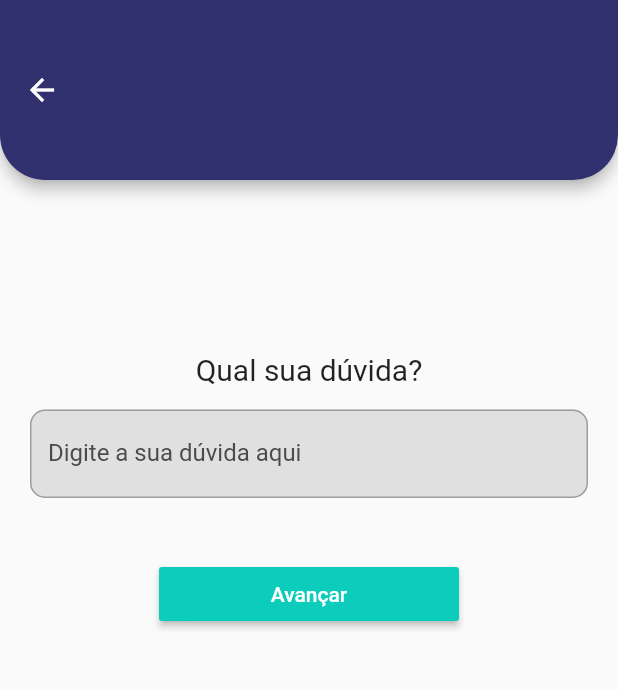
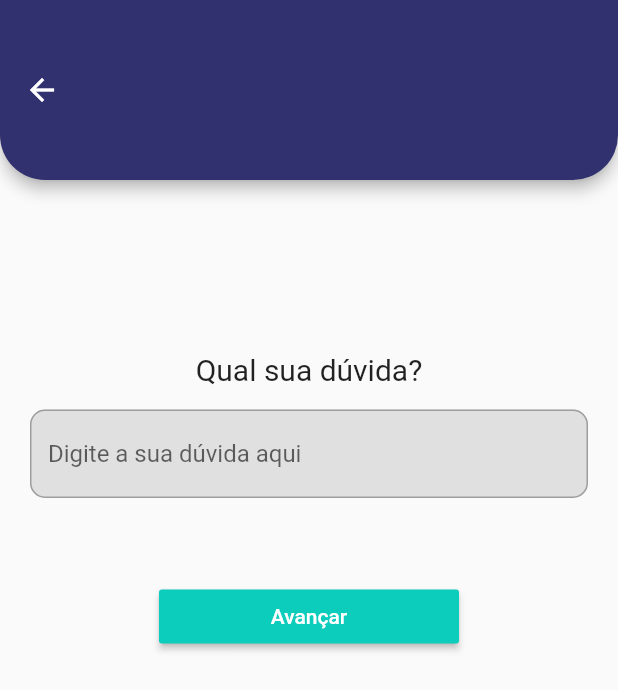
Before and after one commit to nathaliacm/Haub, a Flutter app: the MyQuestionPage screen opened directly, on a phone screen of 412 x 824 dp. Shown: the top 690 px of the screen. Run offline on Flutter 3.47's test engine with Material 2 defaults, Android fonts, the phone set to English and light mode, and no system bars; our stand-ins replace cloud_firestore, firebase_auth, firebase_core, google_sign_in; accounts and stored records are empty.

```diff
--- /dev/null
+++ b/haub/lib/models/daubtClass.dart
@@ -0,0 +1,7 @@
+class Daubt{
+  String daubtText;
+  String daubtArea;
+  String daubtLevel;
+  bool sendDatabase;
+  Daubt([this.daubtText,this.daubtArea, this.daubtLevel, this.sendDatabase]);
+}
--- a/haub/lib/models/raisedButton.dart
+++ b/haub/lib/models/raisedButton.dart
@@ -2,9 +2,10 @@ import 'package:flutter/material.dart';
 import 'package:haub/models/colorPalette.dart';
 
 class MyRaisedButton extends StatelessWidget{
-  MyRaisedButton(this.click, this.text);
+  MyRaisedButton(this.click, this.text,[this.item]);
   final Function click;
   final String text;
+  final String item;
 
   @override
   Widget build(BuildContext context) {
--- a/haub/lib/view/add_question/question_page.dart
+++ b/haub/lib/view/add_question/question_page.dart
@@ -1,11 +1,15 @@
 import 'package:flutter/material.dart';
 import 'package:haub/models/appBar.dart';
 import 'package:haub/models/colorPalette.dart';
+import 'package:haub/models/daubtClass.dart';
 import 'package:haub/models/raisedButton.dart';
 import 'doubt_area.dart';
 
 class MyQuestionPage extends StatelessWidget {
   MyQuestionPage({Key key}) : super(key: key);
+
+  Daubt questionStatus = Daubt();
+  final mytextController = TextEditingController();
 
   @override
   Widget build(BuildContext context) {
@@ -25,6 +29,7 @@ class MyQuestionPage extends StatelessWidget {
                 ),
               ),
               TextField(
+                controller: mytextController,
                 keyboardType: TextInputType.multiline,
                 maxLines: null,
                 decoration: InputDecoration(
@@ -32,16 +37,21 @@ class MyQuestionPage extends StatelessWidget {
                     borderSide: BorderSide(color: Colors.grey),
                     borderRadius: BorderRadius.all(Radius.circular(10)),
                   ),
-                  labelText: "Digite a sua dúvida aqui",
+                  hintText: "Digite a sua dúvida aqui",
                   labelStyle: TextStyle(color: ColorPalette.textColor),
                   filled: true,
                   fillColor: Colors.grey[300],
                 ),
               ),
               Container(
-                padding: EdgeInsets.only(top: 40),
+                padding: EdgeInsets.only(top: 55),
                 width: 200,
-                child: MyRaisedButton((){Navigator.push(context, MaterialPageRoute(builder: (BuildContext context) => MyDaubtAreaPage()));},"Avançar")
+                child: MyRaisedButton((){
+                  questionStatus.daubtText = mytextController.text;
+                  Navigator.push(context, MaterialPageRoute(builder: (BuildContext context) => MyDaubtAreaPage(questionStatus)));
+                  },
+                  "Avançar"
+                  ),
                 ),
             ],
           ),
```
Also changed, not shown: haub/lib/models/dropDownButtomPages.dart (+8 -4 lines), haub/lib/view/add_question/doubt_abstract.dart (+35 -10 lines), haub/lib/view/add_question/doubt_area.dart (+10 -4 lines), haub/lib/view/add_question/doubt_level.dart (+8 -3 lines).
